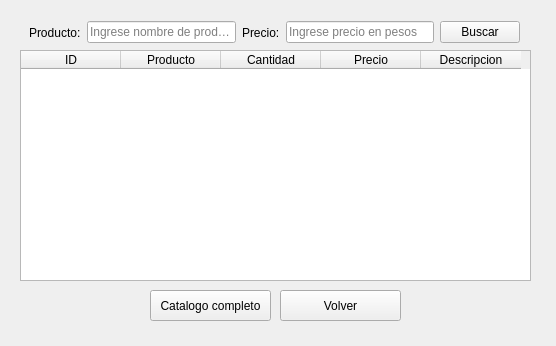
nvargas24/Sistema_medicion_de_rodamientos-SMR, file app_stock_qdesigner/consulta.ui: the form before one commit.
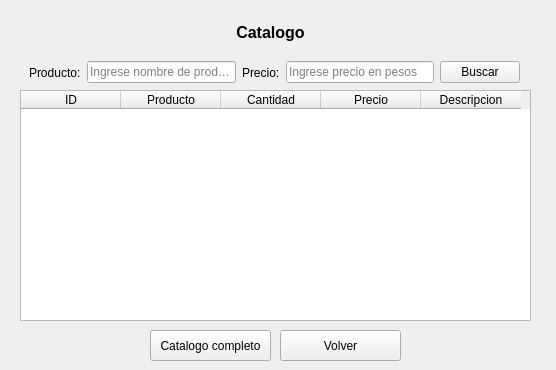
The form after the commit.

What changed in the file:
```diff
--- a/app_stock_qdesigner/consulta.ui
+++ b/app_stock_qdesigner/consulta.ui
@@ -7,7 +7,7 @@
     <x>0</x>
     <y>0</y>
     <width>556</width>
-    <height>346</height>
+    <height>370</height>
    </rect>
   </property>
   <property name="windowTitle">
@@ -24,7 +24,7 @@
    <property name="geometry">
     <rect>
      <x>20</x>
-     <y>50</y>
+     <y>90</y>
      <width>511</width>
      <height>231</height>
     </rect>
@@ -65,7 +65,7 @@
    <property name="geometry">
     <rect>
      <x>150</x>
-     <y>290</y>
+     <y>330</y>
      <width>121</width>
      <height>31</height>
     </rect>
@@ -78,7 +78,7 @@
    <property name="geometry">
     <rect>
      <x>280</x>
-     <y>290</y>
+     <y>330</y>
      <width>121</width>
      <height>31</height>
     </rect>
@@ -87,11 +87,11 @@
     <string>Volver</string>
    </property>
   </widget>
-  <widget class="QWidget" name="">
+  <widget class="QWidget" name="layoutWidget">
    <property name="geometry">
     <rect>
      <x>29</x>
-     <y>20</y>
+     <y>60</y>
      <width>491</width>
      <height>25</height>
     </rect>
@@ -145,7 +145,7 @@
        <string>Ingrese nombre de producto</string>
       </property>
       <property name="clearButtonEnabled">
-       <bool>false</bool>
+       <bool>true</bool>
       </property>
      </widget>
     </item>
@@ -197,7 +197,7 @@
        <string>Ingrese precio en pesos</string>
       </property>
       <property name="clearButtonEnabled">
-       <bool>false</bool>
+       <bool>true</bool>
       </property>
      </widget>
     </item>
@@ -210,6 +210,29 @@
     </item>
    </layout>
   </widget>
+  <widget class="QLabel" name="titulo">
+   <property name="geometry">
+    <rect>
+     <x>160</x>
+     <y>10</y>
+     <width>221</width>
+     <height>45</height>
+    </rect>
+   </property>
+   <property name="font">
+    <font>
+     <pointsize>12</pointsize>
+     <weight>75</weight>
+     <bold>true</bold>
+    </font>
+   </property>
+   <property name="text">
+    <string>Catalogo</string>
+   </property>
+   <property name="alignment">
+    <set>Qt::AlignCenter</set>
+   </property>
+  </widget>
  </widget>
  <resources/>
  <connections/>
```
